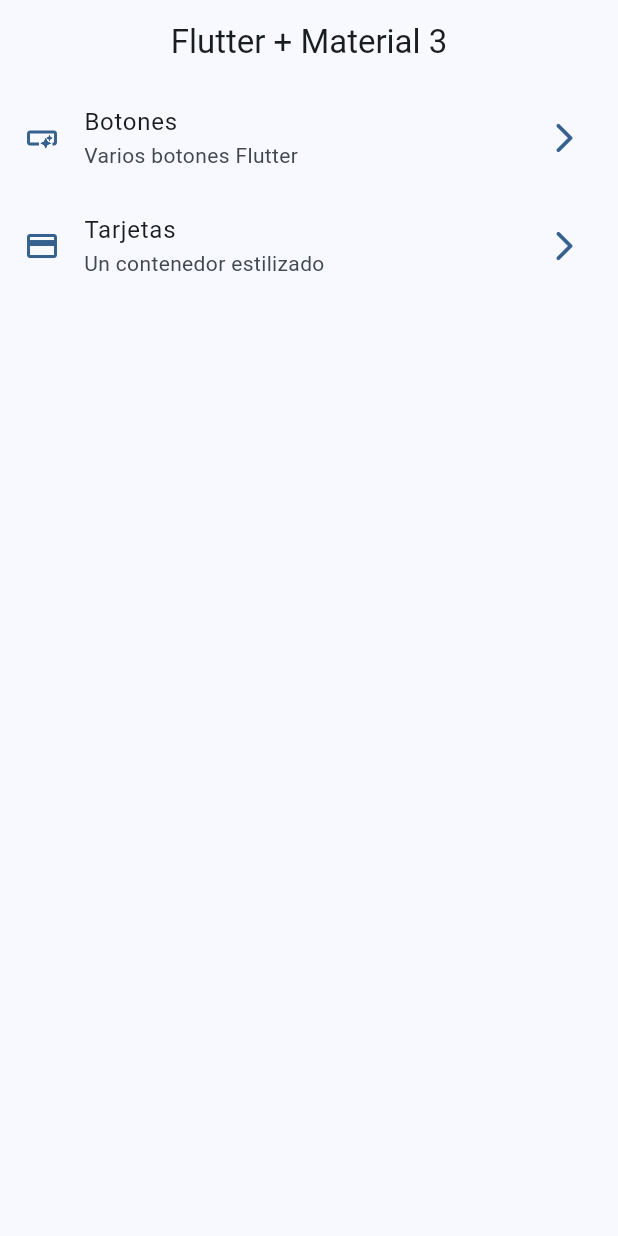
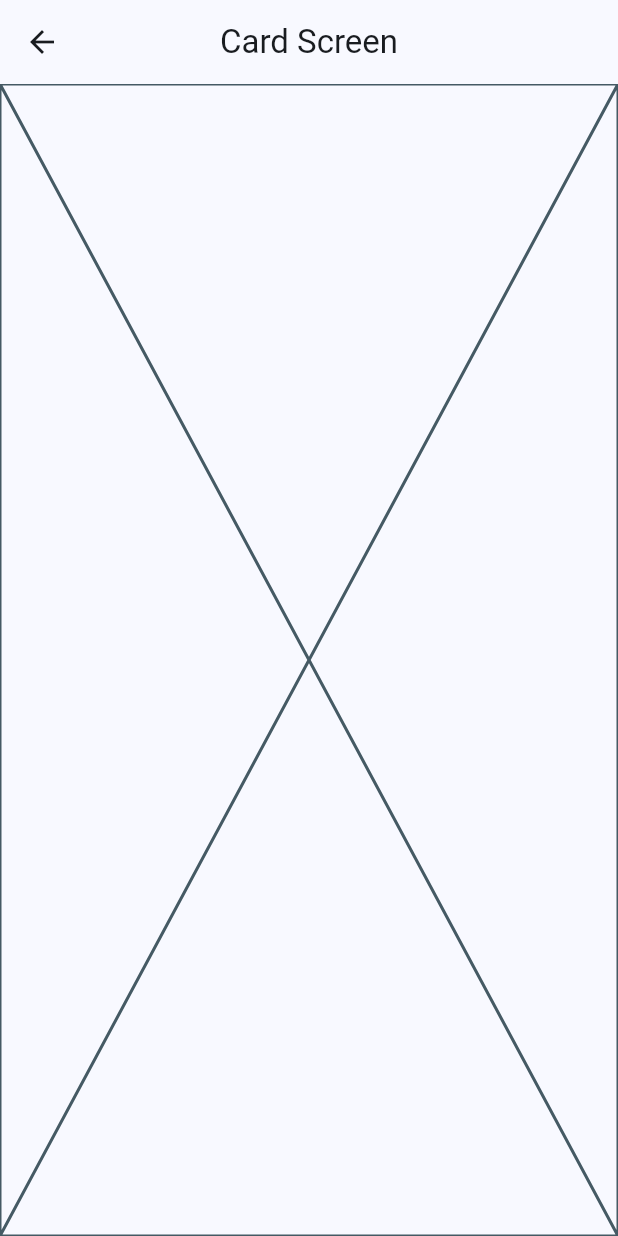
Before and after one commit to EugenioPlaton/widget_app, a Flutter app: the screen it shows after launch, after a tap on "Botones", on a phone screen of 412 x 824 dp. Run offline on Flutter 3.47's test engine with Material 2 defaults, Android fonts, the phone set to English and light mode, and no system bars.

Commit message:
Cambio de pantallas

```diff
--- a/lib/config/menu_items/menu_items.dart
+++ b/lib/config/menu_items/menu_items.dart
@@ -26,7 +26,7 @@ const appMenuItem = <MenuItem> [
   MenuItem(
       title: 'Tarjetas',
       subTitle: 'Un contenedor estilizado',
-      link: '/card',
+      link: '/cards',
       icon: Icons.credit_card
   )
 ];
--- a/lib/main.dart
+++ b/lib/main.dart
@@ -1,5 +1,7 @@
 import 'package:flutter/material.dart';
 import 'package:widgets_app/config/theme/app_theme.dart';
+import 'package:widgets_app/presentation/screens/Card/Card_screen.dart';
+import 'package:widgets_app/presentation/screens/buttons_screen/buttons_screen.dart';
 import 'package:widgets_app/presentation/screens/home/home_screen.dart';
 
 void main() {
@@ -16,6 +18,7 @@ class MainApp extends StatelessWidget {
       theme: AppTheme(selectedColor: 0).getTheme(),
       home: const HomeScreen(),
 
+
     );
   }
 }
--- a/lib/presentation/screens/Card/Card_screen.dart
+++ b/lib/presentation/screens/Card/Card_screen.dart
@@ -0,0 +1,17 @@
+import 'package:flutter/material.dart';
+
+class CardScreen extends StatelessWidget {
+  const CardScreen({super.key});
+
+  @override
+  Widget build(BuildContext context) {
+    return Scaffold(
+      appBar: AppBar(
+        title: const Text('Card Screen'),
+      ),
+      body: const Placeholder(
+
+      ) ,
+    );
+  }
+}
--- a/lib/presentation/screens/buttons_screen/buttons_screen.dart
+++ b/lib/presentation/screens/buttons_screen/buttons_screen.dart
@@ -9,7 +9,7 @@ class ButtonsScreen extends StatelessWidget {
       appBar: AppBar(
         title: const Text('Buttons Screen'),
       ),
-      body: Container(
+      body: const Placeholder(
 
       ) ,
     );
--- a/lib/presentation/screens/home/home_screen.dart
+++ b/lib/presentation/screens/home/home_screen.dart
@@ -1,6 +1,6 @@
 import 'package:flutter/material.dart';
 import 'package:widgets_app/config/menu_items/menu_items.dart';
-
+import 'package:widgets_app/presentation/screens/Card/Card_screen.dart';
 
 class HomeScreen extends StatelessWidget {
   const HomeScreen({super.key});
@@ -15,44 +15,54 @@ class HomeScreen extends StatelessWidget {
     );
   }
 }
-class _HomeView extends StatelessWidget{
+
+class _HomeView extends StatelessWidget {
   const _HomeView();
 
   @override
-  Widget build(BuildContext context){
-
+  Widget build(BuildContext context) {
     return ListView.builder(
-      physics: const BouncingScrollPhysics(),
-      itemCount: appMenuItem.length,
-        itemBuilder: (context, index){
-          final MenuItem  = appMenuItem[index];
-          return _CustomListTitle(MenuItem1: MenuItem);
-        }
-    );
+        physics: const BouncingScrollPhysics(),
+        itemCount: appMenuItem.length,
+        itemBuilder: (context, index) {
+          final MenuItem = appMenuItem[index];
+          return _CustomListTitle(menuItem: MenuItem);
+        });
   }
-
 }
 
 class _CustomListTitle extends StatelessWidget {
   const _CustomListTitle({
     super.key,
-    required this.MenuItem1,
+    required this.menuItem,
   });
 
-  final MenuItem MenuItem1;
+  final MenuItem menuItem;
 
   @override
   Widget build(BuildContext context) {
-
     final colors = Theme.of(context).colorScheme;
 
     return ListTile(
-      leading: Icon(MenuItem1.icon, color: colors.primary,),
-      trailing: Icon(Icons.arrow_forward_ios_rounded, color: colors.primary,),
-      title: Text(MenuItem1.title),
-      subtitle: Text(MenuItem1.subTitle),
-      onTap: (){
-      //TODO: navegar a otra pantalla
+      leading: Icon(
+        menuItem.icon,
+        color: colors.primary,
+      ),
+      trailing: Icon(
+        Icons.arrow_forward_ios_rounded,
+        color: colors.primary,
+      ),
+      title: Text(menuItem.title),
+      subtitle: Text(menuItem.subTitle),
+      onTap: () {
+        //ONE WAY 4 NAVIGATE SCREENS FLUTTER
+        Navigator.of(context).push(
+          MaterialPageRoute(
+            builder: (context) => const CardScreen(),
+          ),
+        );
+       // Navigator.push(context, );
+
       },
     );
   }
```
